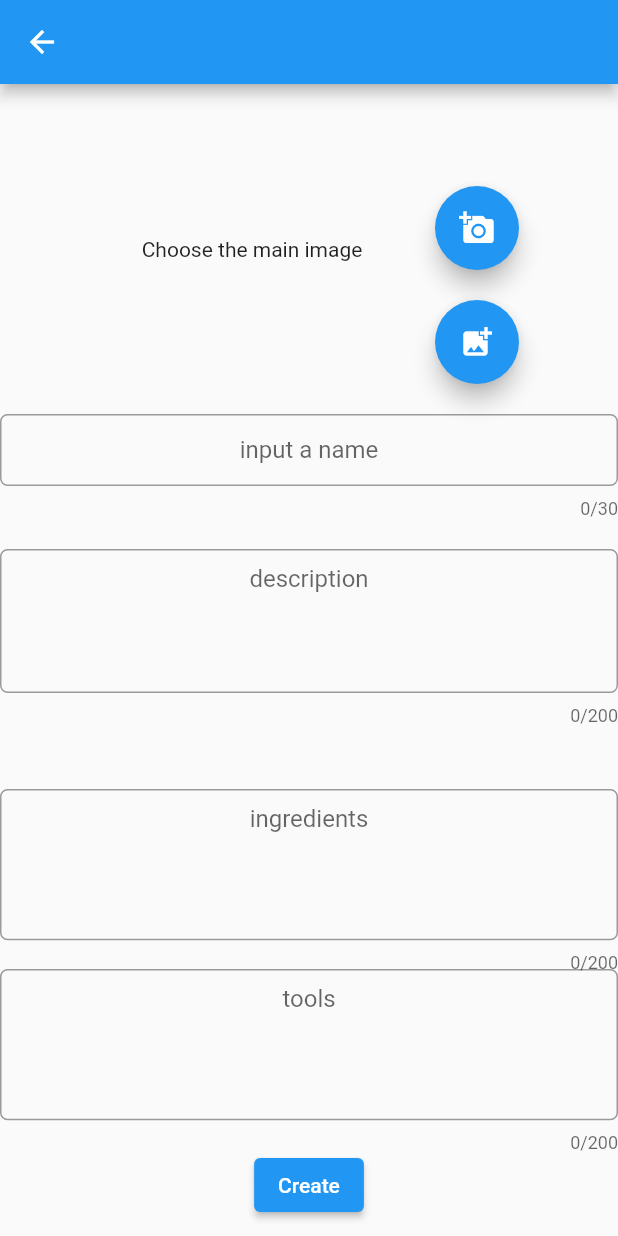
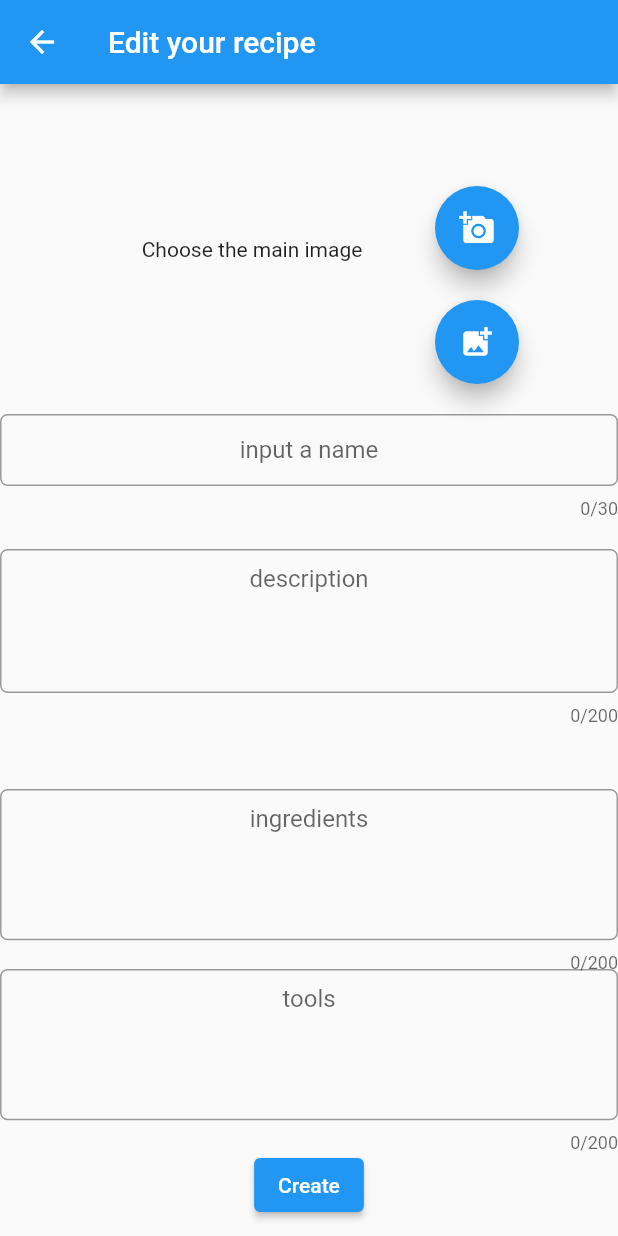
Before and after one commit to faical-allou/coalam_app, a Flutter app: the RecipeEditScreen screen opened directly with empty values, on a phone screen of 412 x 824 dp. Run offline on Flutter 3.47's test engine with Material 2 defaults, Android fonts, the phone set to English and light mode, and no system bars; our stand-ins replace carousel_slider, file_picker, flutter_datetime_picker, image_picker, url_launcher_web; missing offline and left inert: image_picker_for_web; network calls fail.

Commit message:
added the appbar and remove delete event option to public

```diff
--- a/lib/screens/AccountEditScreen.dart
+++ b/lib/screens/AccountEditScreen.dart
@@ -86,7 +86,7 @@ class AccountEditScreenState extends State<AccountEditScreen> {
                   TextEditingController(text: initialTextChefDescription);
             }
             return Scaffold(
-              appBar: AppBar(),
+              appBar: AppBar(title: CTransText('Edit your Account').textWidget()),
               body: Container(
                   child: ListView(children: [
                 Padding(
@@ -167,7 +167,7 @@ class AccountEditScreenState extends State<AccountEditScreen> {
                                     });
                             showAlertDialogConfirm(context, "Thank you for joining?","Ready to cook?","Continue");
                           } else {
-                            showAlertDialogValidation(context, "Oops something is missing","Make sure all fields are filled and attach a picture", "Go back",);
+                            showAlertDialogValidation(context, "Oops something is missing","Make sure all fields are filled, have more than 2 letters and attach a picture", "Go back",);
                           }
                         },
                       ),
--- a/lib/screens/HomeScreen.dart
+++ b/lib/screens/HomeScreen.dart
@@ -8,7 +8,7 @@ class HomeScreen extends StatelessWidget {
   @override
   Widget build(BuildContext context) {
     return Scaffold(
-      appBar: AppBar(),
+      appBar: AppBar(title: CTransText('Hello Friend come in!').textWidget()),
       body: Container(
         alignment: Alignment.center,
         decoration: BoxDecoration(
--- a/lib/screens/RecipeDetailsScreen.dart
+++ b/lib/screens/RecipeDetailsScreen.dart
@@ -38,7 +38,7 @@ class RecipeDetailsScreenState extends State<RecipeDetailsScreen> {
           if (snapshot.hasData) {
             final chefId = snapshot.data!.chefId;
             return Scaffold(
-                appBar: AppBar(),
+                appBar: AppBar(title: Text(snapshot.data!.name ?? '')),
                 body: Container(
                   child: ListView(
                     children: [
@@ -141,7 +141,7 @@ class RecipeDetailsScreenState extends State<RecipeDetailsScreen> {
                                     Consumer<GlobalState>(
                                         builder: (context, status, child) {
                                       var status = context.read<GlobalState>();
-                                      if (!status.isLoggedIn) {
+                                      if (!status.isLoggedIn || snapshot.data!.chefId != status.chefId) {
                                         return Container();
                                       } else {
                                         return TextButton.icon(
--- a/lib/screens/RecipeEditScreen.dart
+++ b/lib/screens/RecipeEditScreen.dart
@@ -101,7 +101,7 @@ class RecipeEditScreenState extends State<RecipeEditScreen> {
     chefId = widget.recipe!.chefId;
 
     return Scaffold(
-      appBar: AppBar(),
+      appBar: AppBar(title: CTransText('Edit your recipe').textWidget()),
       body: Container(
           child: ListView(children: [
         Padding(
--- a/lib/screens/RecipesListScreen.dart
+++ b/lib/screens/RecipesListScreen.dart
@@ -16,7 +16,7 @@ class RecipesListScreen extends StatelessWidget {
         builder: (context, AsyncSnapshot<List<Recipe>> snapshot) {
           if (snapshot.hasData) {
             return Scaffold(
-                appBar: AppBar(),
+                appBar: AppBar(title: CTransText('All the good stuff').textWidget()),
                 body: Align(
                   child: ListView(
                     children: [
--- a/lib/screens/Templates.dart
+++ b/lib/screens/Templates.dart
@@ -80,7 +80,7 @@ class CoalamProgress extends StatelessWidget {
 }
 
 class CTransText {
-  String text;
+  final String text;
   CTransText(this.text);
 
   String value() {
@@ -89,6 +89,7 @@ class CTransText {
   Widget textWidget() {
     return Text(this.text);
   }
+
 }
 
 
```
Also changed, not shown: 1 other file.
